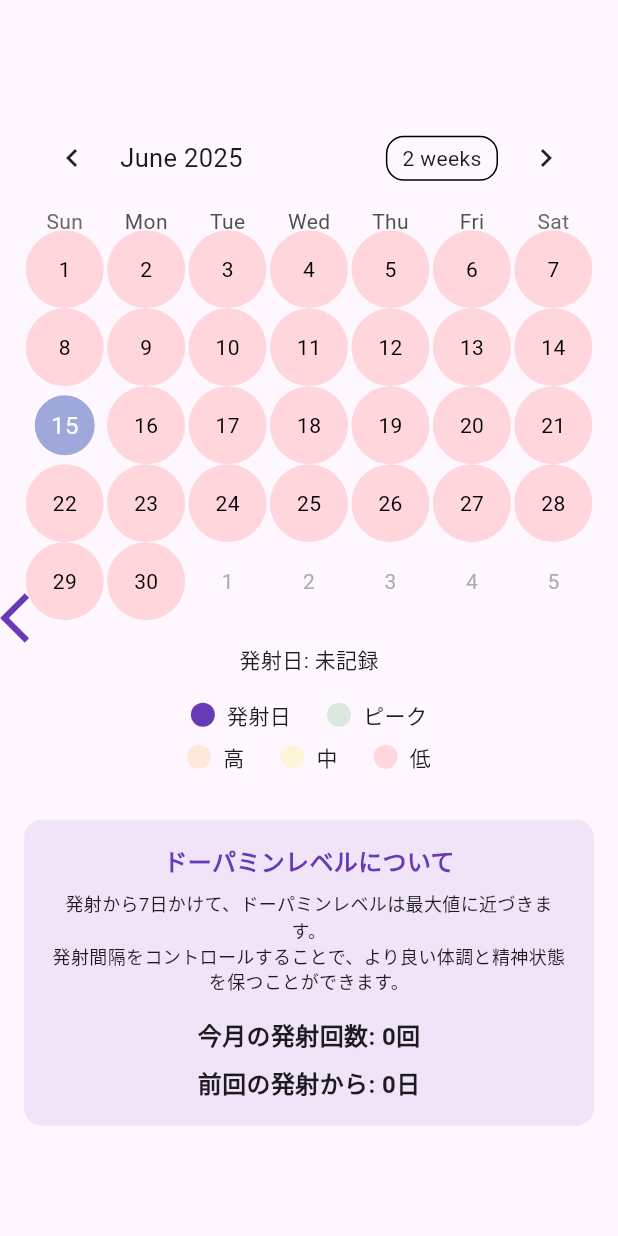
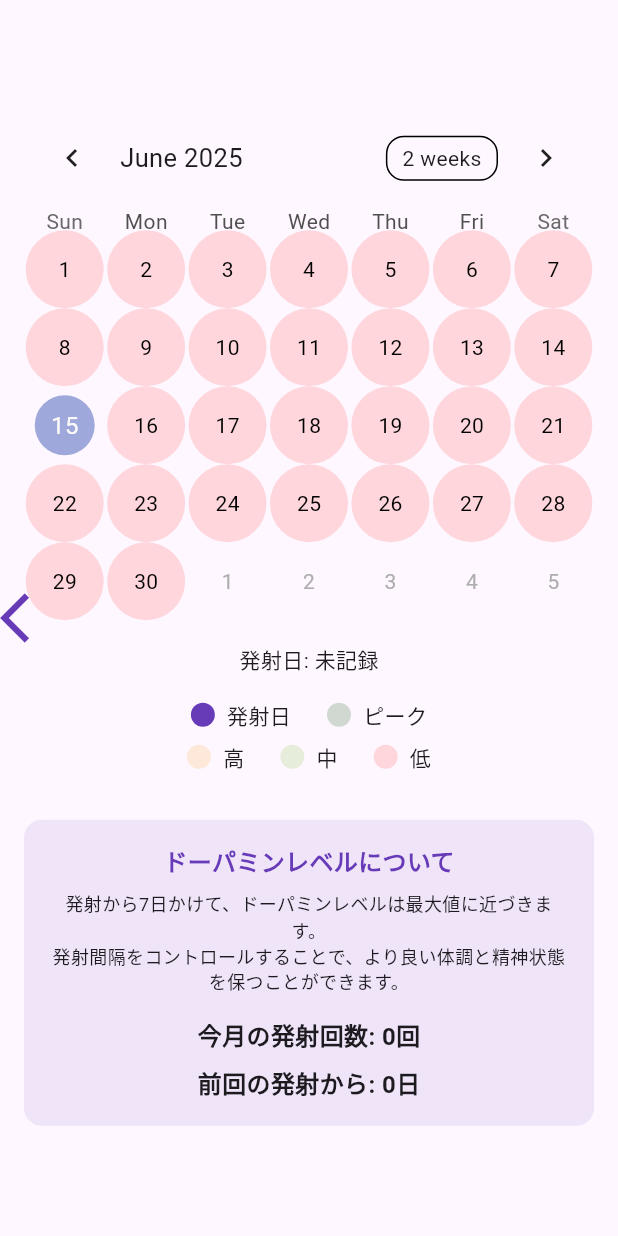
Before and after one commit to MaruSankakuEngineer/TestoTrack, a Flutter app: the screen it shows after launch, swiped to page 2, on a phone screen of 412 x 824 dp. Run offline on Flutter 3.47's test engine with Material 3 defaults, Android fonts, the light colour scheme and no system bars; drawn by our look-alikes of table_calendar; our stand-ins replace shared_preferences.

Commit message:
色を修正

```diff
--- a/Flutter/dopatrack/lib/main.dart
+++ b/Flutter/dopatrack/lib/main.dart
@@ -240,9 +240,9 @@ class _MainPageState extends State<MainPage> {
                               } else if (level <= 0.4) {
                                 color = Colors.yellow; // 中
                               } else if (level <= 0.8) {
-                                color = Colors.orangeAccent; // 高
+                                color = Colors.lightGreen; // 高
                               } else if (level == 1.0) {
-                                color = Colors.green; // ピーク
+                                color = Colors.green.shade900; // ピーク
                               } else {
                                 color = Colors.orangeAccent; // 不安定
                               }
@@ -341,7 +341,8 @@ class _MainPageState extends State<MainPage> {
                                   width: 16,
                                   height: 16,
                                   decoration: BoxDecoration(
-                                    color: Colors.green.withOpacity(0.2),
+                                    color:
+                                        Colors.green.shade900.withOpacity(0.2),
                                     shape: BoxShape.circle,
                                   ),
                                 ),
@@ -368,7 +369,7 @@ class _MainPageState extends State<MainPage> {
                                   width: 16,
                                   height: 16,
                                   decoration: BoxDecoration(
-                                    color: Colors.yellow.withOpacity(0.2),
+                                    color: Colors.lightGreen.withOpacity(0.2),
                                     shape: BoxShape.circle,
                                   ),
                                 ),
```
